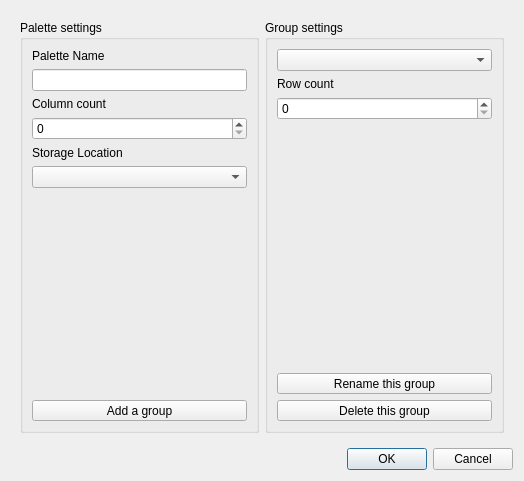
Old version of the form libs/ui/forms/WdgDlgPaletteEditor.ui in the repository KDE/krita.
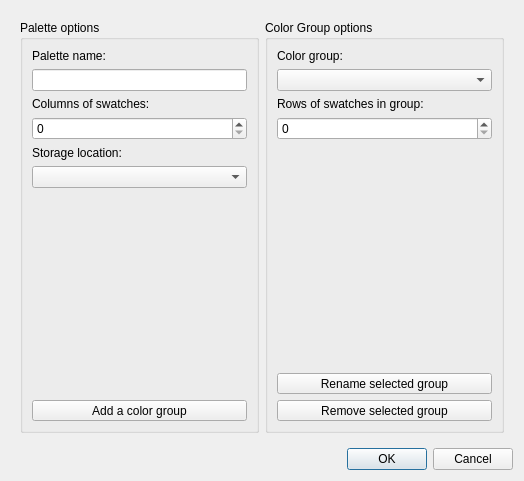
New version of the form.

Commit message: Relabeled Palette Editor Dialogue. Disambiguated Group labels as in Color Group. Fixed unlabeled dialogue title. Added label for group droplist.

Patch:
```diff
--- a/libs/ui/forms/WdgDlgPaletteEditor.ui
+++ b/libs/ui/forms/WdgDlgPaletteEditor.ui
@@ -24,13 +24,13 @@
       <item>
        <widget class="QGroupBox" name="gbxPalette">
         <property name="title">
-         <string>Palette settings</string>
+         <string>Palette options</string>
         </property>
         <layout class="QVBoxLayout" name="verticalLayout_3">
          <item>
           <widget class="QLabel" name="labelName">
            <property name="text">
-            <string>Palette Name</string>
+            <string>Palette name:</string>
            </property>
           </widget>
          </item>
@@ -40,7 +40,7 @@
          <item>
           <widget class="QLabel" name="labelColCount">
            <property name="text">
-            <string>Column count</string>
+            <string>Columns of swatches:</string>
            </property>
           </widget>
          </item>
@@ -50,7 +50,7 @@
          <item>
           <widget class="QLabel" name="label">
            <property name="text">
-            <string>Storage Location</string>
+            <string>Storage location:</string>
            </property>
           </widget>
          </item>
@@ -79,7 +79,7 @@
             </sizepolicy>
            </property>
            <property name="text">
-            <string>Add a group</string>
+            <string>Add a color group</string>
            </property>
           </widget>
          </item>
@@ -89,16 +89,23 @@
       <item>
        <widget class="QGroupBox" name="gbxGroup">
         <property name="title">
-         <string>Group settings</string>
+         <string>Color Group options</string>
         </property>
         <layout class="QVBoxLayout" name="verticalLayout_2">
+         <item>
+          <widget class="QLabel" name="labelColorGroupList">
+           <property name="text">
+            <string>Color group:</string>
+           </property>
+          </widget>
+         </item>
          <item>
           <widget class="QComboBox" name="cbxGroup"/>
          </item>
          <item>
           <widget class="QLabel" name="labelRowCount">
            <property name="text">
-            <string>Row count</string>
+            <string>Rows of swatches in group:</string>
            </property>
           </widget>
          </item>
@@ -127,7 +134,7 @@
             </sizepolicy>
            </property>
            <property name="text">
-            <string>Rename this group</string>
+            <string comment="Group as Color Group in a Palette">Rename selected group</string>
            </property>
           </widget>
          </item>
@@ -140,7 +147,7 @@
             </sizepolicy>
            </property>
            <property name="text">
-            <string>Delete this group</string>
+            <string comment="Group as Color Group in a Palette">Remove selected group</string>
            </property>
           </widget>
          </item>
```
Left out of the diff: 2 changed lines with no effect on the pictures.
